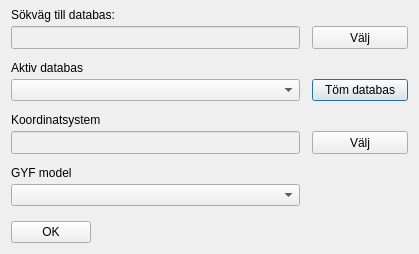
This is ui/settings.ui in co-city/QGYF as Qt 5 draws it before an edit. The edited form follows.
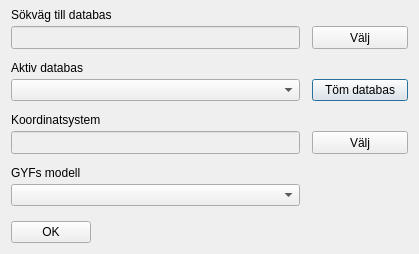
This is the edited form. Icons and pictures are not drawn.

```diff
--- a/ui/settings.ui
+++ b/ui/settings.ui
@@ -63,7 +63,7 @@
         </sizepolicy>
        </property>
        <property name="text">
-        <string>Sökväg till databas:</string>
+        <string>Sökväg till databas</string>
        </property>
        <property name="alignment">
         <set>Qt::AlignBottom|Qt::AlignLeading|Qt::AlignLeft</set>
@@ -115,7 +115,7 @@
         </sizepolicy>
        </property>
        <property name="text">
-        <string>GYF model</string>
+        <string>GYFs modell</string>
        </property>
       </widget>
      </item>
```
